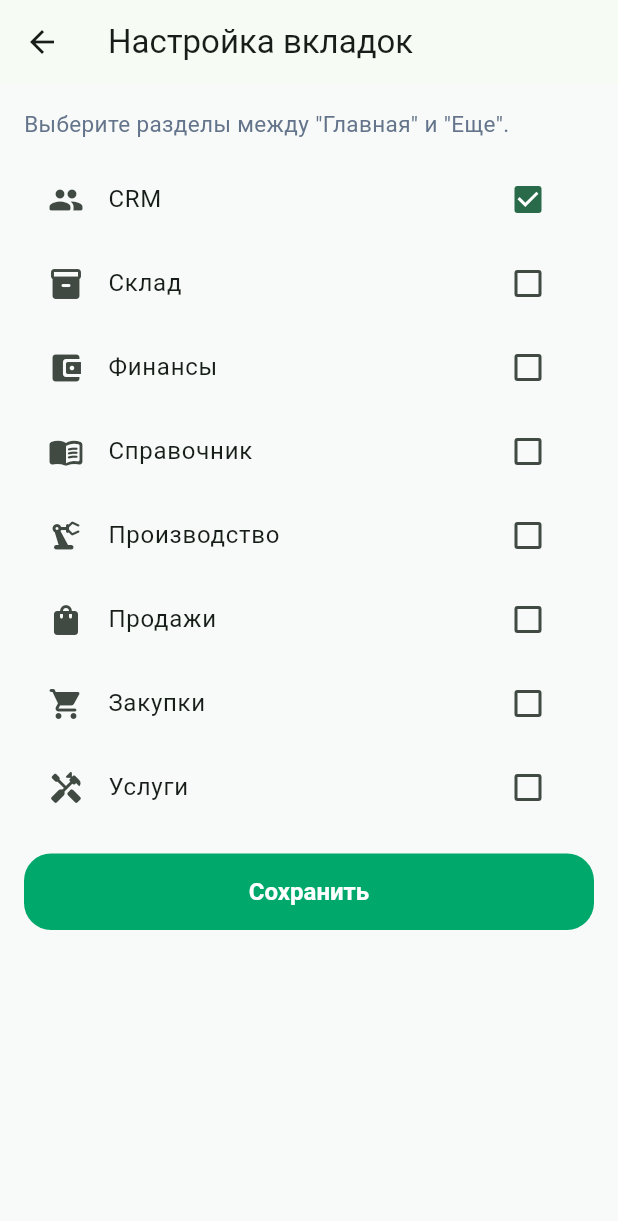
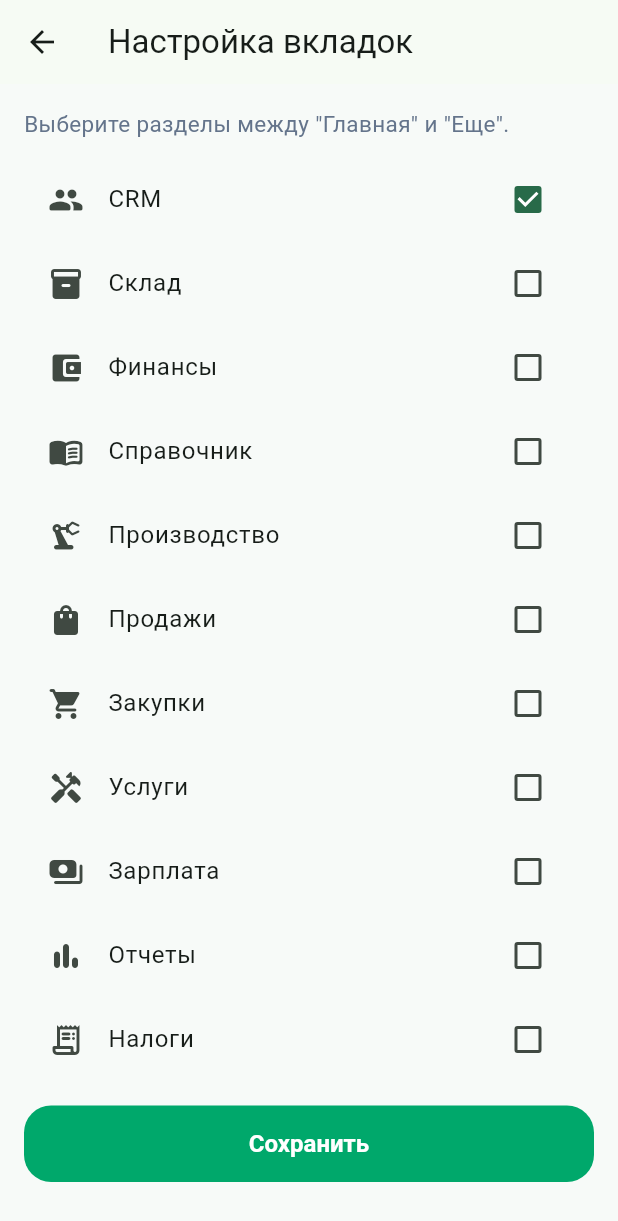
Before and after one commit to ipanshar/SaasUchet, a Flutter app: the NavSettingsScreen screen opened directly with empty values, on a phone screen of 412 x 824 dp. Shown: the top 1221 px of the screen. Run offline on Flutter 3.47's test engine with Material 3 defaults, Android fonts, the phone set to English and light mode, and no system bars; our stand-ins replace shared_preferences; accounts and stored records are empty; Roboto replaces fonts that are missing (SF Pro Display).

Commit message:
feat: добавить экраны зарплаты, отчетов и налогов, обновить навигацию

```diff
--- a/mobile/lib/features/business/presentation/business_widgets.dart
+++ b/mobile/lib/features/business/presentation/business_widgets.dart
@@ -11,6 +11,9 @@ enum BusinessTab {
   purchases,
   services,
   catalog,
+  salary,
+  reports,
+  taxes,
 }
 
 String tabLabel(BusinessTab tab) {
@@ -35,6 +38,12 @@ String tabLabel(BusinessTab tab) {
       return 'Услуги';
     case BusinessTab.catalog:
       return 'Справочник';
+    case BusinessTab.salary:
+      return 'Зарплата';
+    case BusinessTab.reports:
+      return 'Отчеты';
+    case BusinessTab.taxes:
+      return 'Налоги';
   }
 }
 
@@ -60,6 +69,12 @@ IconData tabIcon(BusinessTab tab) {
       return Icons.handyman_rounded;
     case BusinessTab.catalog:
       return Icons.menu_book_rounded;
+    case BusinessTab.salary:
+      return Icons.payments_rounded;
+    case BusinessTab.reports:
+      return Icons.bar_chart_rounded;
+    case BusinessTab.taxes:
+      return Icons.receipt_long_rounded;
   }
 }
 
--- a/mobile/lib/features/business/presentation/nav_settings_screen.dart
+++ b/mobile/lib/features/business/presentation/nav_settings_screen.dart
@@ -27,6 +27,9 @@ class _NavSettingsScreenState extends State<NavSettingsScreen> {
     BusinessTab.sales,
     BusinessTab.purchases,
     BusinessTab.services,
+    BusinessTab.salary,
+    BusinessTab.reports,
+    BusinessTab.taxes,
   ];
 
   late final List<BusinessTab> _availableTabs;
```
Also changed, not shown: mobile/lib/features/business/presentation/business_shell.dart (+20 -1 lines), mobile/lib/features/business/presentation/reports_screen.dart (added, +14 -0 lines), mobile/lib/features/business/presentation/salary_screen.dart (added, +14 -0 lines), mobile/lib/features/business/presentation/taxes_screen.dart (added, +14 -0 lines).
